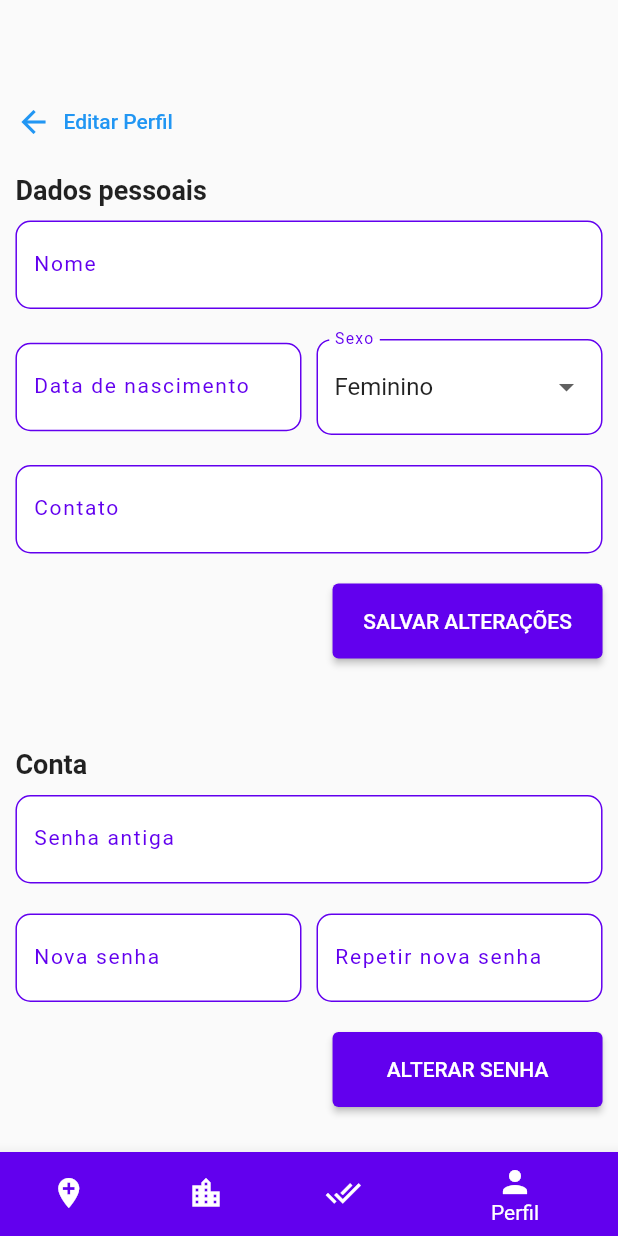
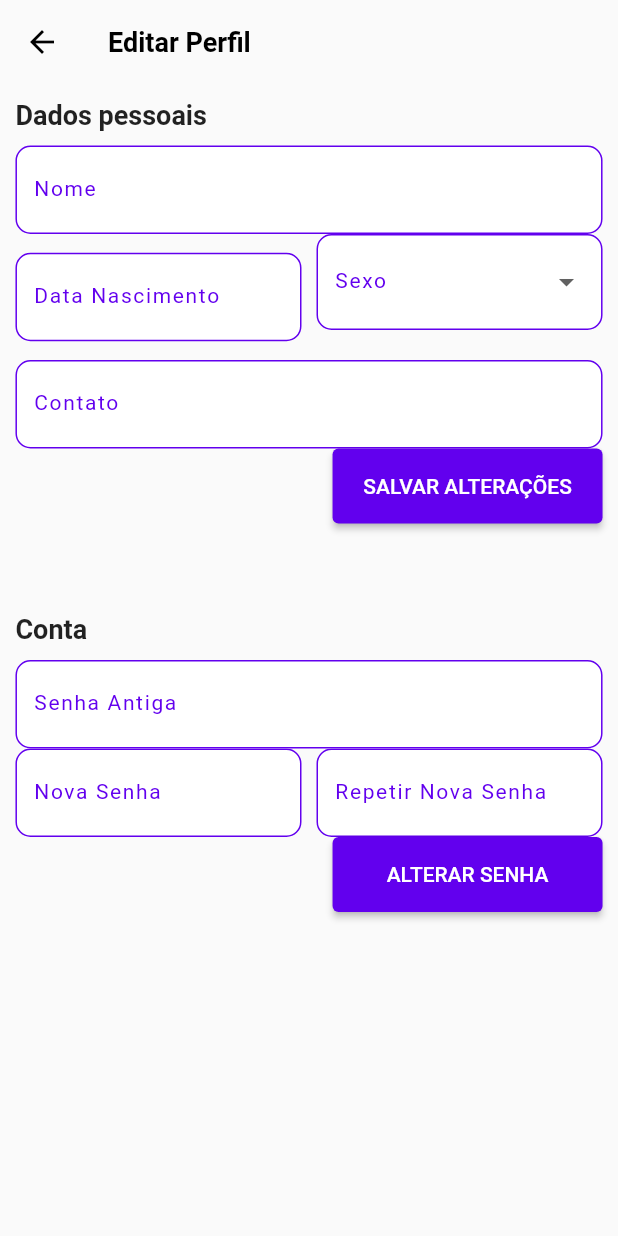
Before and after one commit to lesantucci/doemais-flutter, a Flutter app: the HomeScreen screen opened directly, item 4 of the bottom bar chosen, after a tap on "Editar perfil", on a phone screen of 412 x 824 dp. Run offline on Flutter 3.47's test engine with Material 2 defaults, Android fonts, the phone set to English and light mode, and no system bars; missing offline and left inert: http_interceptor; accounts and stored records are empty; statements that could not run were skipped.

Commit message:
adiciona reajustes do detalhes perfil

```diff
--- a/lib/home/screens/home.screen.dart
+++ b/lib/home/screens/home.screen.dart
@@ -6,6 +6,7 @@ import 'package:doemais/ong/screens/ong.screen.dart';
 import 'package:doemais/theme/app-color.dart';
 import 'package:doemais/usuario/controller/perfil_controller.dart';
 import 'package:doemais/usuario/screens/perfil.screen.dart';
+import 'package:doemais/usuario/screens/perfil_detalhes.screen.dart';
 import 'package:doemais/usuario/services/usuario.service.dart';
 import 'package:flutter/material.dart';
 
@@ -21,7 +22,7 @@ class _HomeScreenState extends State<HomeScreen> {
     CampanhaScreen(),
     OngScreen(),
     InteresseScreen(),
-    PerfilScreen()
+    PerfilDetalhesScreen()
   ];
 
   int currentIndex = 0;
@@ -50,7 +51,7 @@ class _HomeScreenState extends State<HomeScreen> {
                 screens.insert(2, InteresseScreen(key: UniqueKey()));
                 break;
               case 3:
-                screens.insert(3, PerfilScreen(key: UniqueKey()));
+                screens.insert(3, PerfilDetalhesScreen(key: UniqueKey()));
                 break;
             }
 
--- a/lib/interesse/widgets/card-interesse.widget.dart
+++ b/lib/interesse/widgets/card-interesse.widget.dart
@@ -1,3 +1,4 @@
+import 'package:doemais/campanha/models/campanha.model.dart';
 import 'package:doemais/commons/endpoints.dart';
 import 'package:doemais/commons/widgets/custom-circle-avatar.widget.dart';
 import 'package:doemais/interesse/models/interesse.model.dart';
@@ -5,7 +6,7 @@ import 'package:doemais/theme/app-color.dart';
 import 'package:flutter/material.dart';
 
 class CardInteresse extends StatefulWidget {
-  final Interesse interesse;
+  final Campanha interesse;
 
   const CardInteresse({super.key, required this.interesse});
 
@@ -16,15 +17,20 @@ class CardInteresse extends StatefulWidget {
 class _CardInteresseState extends State<CardInteresse> {
   @override
   Widget build(BuildContext context) {
-    return SizedBox(
-      child: Card(
+    return Card(
         child: Padding(
       padding: const EdgeInsets.all(10),
       child: Column(
         mainAxisAlignment: MainAxisAlignment.center,
         children: [
-            CustomCircleAvatarWidget(
-                icon: Endpoints.getArquivo(widget.interesse.imagens['avatar'])),
+          SizedBox(
+              height: 100,
+              width: 100,
+              child: CircleAvatar(
+                backgroundImage: NetworkImage(
+                    "https://apl-back-doe-mais-ong.herokuapp.com/imagens/campanhas/avatar/${widget.interesse.imagens['avatar']}"),
+                radius: 220,
+              )),
           Padding(
             padding: const EdgeInsets.all(5),
             child: Text(
@@ -40,7 +46,6 @@ class _CardInteresseState extends State<CardInteresse> {
           ),
         ],
       ),
-      )),
-    );
+    ));
   }
 }
--- a/lib/interesse/widgets/lista-utimos-interesses.widget.dart
+++ b/lib/interesse/widgets/lista-utimos-interesses.widget.dart
@@ -1,28 +1,45 @@
+import 'package:doemais/campanha/models/campanha.model.dart';
 import 'package:doemais/interesse/models/interesse.model.dart';
+import 'package:doemais/interesse/services/interesse.services.dart';
 import 'package:doemais/interesse/widgets/card-interesse.widget.dart';
 import 'package:flutter/material.dart';
 
 class ListaUltimosInteresses extends StatefulWidget {
-  final List<Interesse> lista;
-
-  const ListaUltimosInteresses({super.key, required this.lista});
+  const ListaUltimosInteresses({super.key});
 
   @override
   State<ListaUltimosInteresses> createState() => _ListaUltimosInteressesState();
 }
 
 class _ListaUltimosInteressesState extends State<ListaUltimosInteresses> {
+  final InteresseService service = InteresseService();
+  List<Campanha> campanhas = [];
+  void listarUltimosInteresses() {
+    service
+        .listarInteresses()
+        .then((response) => {setState(() => campanhas = response)});
+  }
+
+  @override
+  void initState() {
+    super.initState();
+    listarUltimosInteresses();
+  }
+
   @override
   Widget build(BuildContext context) {
     return SizedBox(
       height: 200,
-      child: ListView.builder(
+      child: Expanded(
+        child: ListView.builder(
         shrinkWrap: true,
         scrollDirection: Axis.horizontal,
-        itemCount: widget.lista.length,
+        itemCount: campanhas.length,
         itemBuilder: ((context, index) =>
-            CardInteresse(interesse: widget.lista[index])),
+            CardInteresse(interesse: campanhas[index])),
       ),
+      )
+      ,
     );
   }
 }
--- a/lib/interesse/widgets/ultimos-interesses.widget.dart
+++ b/lib/interesse/widgets/ultimos-interesses.widget.dart
@@ -28,9 +28,10 @@ class _UltimosInteressesState extends State<UltimosInteresses> {
                   ],
                 ),
                 Row(
-                  children: [
-                    ListaUltimosInteresses(
-                        lista: InteresseController.instance.lista),
+                  children: const [
+                    Expanded(child:
+                      ListaUltimosInteresses()
+                    ,)
                   ],
                 ),
               ],
--- a/lib/usuario/screens/perfil.screen.dart
+++ b/lib/usuario/screens/perfil.screen.dart
@@ -21,7 +21,7 @@ class _PerfilScreenState extends State<PerfilScreen> {
           return IndexedStack(
             index: PerfilController.instance.screenIndex,
             children: [
-              PerfilDetalhesScreen(PerfilController.instance.usuario),
+              //PerfilDetalhesScreen(PerfilController.instance.usuario),
               PerfilEditarScreen(PerfilController.instance.usuario)
             ],
           );
--- a/lib/usuario/screens/perfil_detalhes.screen.dart
+++ b/lib/usuario/screens/perfil_detalhes.screen.dart
@@ -2,14 +2,14 @@ import 'package:doemais/commons/widgets/title.dart';
 import 'package:doemais/interesse/widgets/ultimos-interesses.widget.dart';
 import 'package:doemais/usuario/controller/perfil_controller.dart';
 import 'package:doemais/usuario/models/usuario.model.dart';
+import 'package:doemais/usuario/screens/perfil_editar.screen.dart';
+import 'package:doemais/usuario/services/usuario.service.dart';
 import 'package:flutter/material.dart';
 
 final List<String> listaSexo = ['Feminino', 'Masculino'];
 
 class PerfilDetalhesScreen extends StatefulWidget {
-  final Usuario usuario;
-
-  const PerfilDetalhesScreen(this.usuario, {super.key});
+  const PerfilDetalhesScreen({super.key});
 
   @override
   State<PerfilDetalhesScreen> createState() => _PerfilDetalhesScreenState();
@@ -17,6 +17,21 @@ class PerfilDetalhesScreen extends StatefulWidget {
 
 class _PerfilDetalhesScreenState extends State<PerfilDetalhesScreen> {
   void retornar() {}
+
+  final UsuarioService service = UsuarioService();
+  late Usuario usuario = Usuario();
+
+  void carregaUsuarioPerfil() {
+    service
+        .consultarPerfil()
+        .then((response) => {setState(() => usuario = response)});
+  }
+
+  @override
+  void initState() {
+    super.initState();
+    carregaUsuarioPerfil();
+  }
 
   @override
   Widget build(BuildContext context) {
@@ -43,10 +58,6 @@ class _PerfilDetalhesScreenState extends State<PerfilDetalhesScreen> {
                   child: Card(
                     child: Container(
                       width: double.infinity,
-                      decoration: ShapeDecoration.fromBoxDecoration(
-                          BoxDecoration(
-                              border:
-                                  Border.all(color: Colors.lightBlueAccent))),
                       child: Row(
                         mainAxisAlignment: MainAxisAlignment.spaceAround,
                         children: [
@@ -61,7 +72,7 @@ class _PerfilDetalhesScreenState extends State<PerfilDetalhesScreen> {
                               ),
                               child: Center(
                                 child: Text(
-                                  widget.usuario.iniciais,
+                                  usuario.iniciais,
                                   style: const TextStyle(
                                       color: Color(0xff6200ee),
                                       fontSize: 42,
@@ -78,12 +89,15 @@ class _PerfilDetalhesScreenState extends State<PerfilDetalhesScreen> {
                                 children: [
                                   Padding(
                                     padding: const EdgeInsets.only(
-                                        top: 10, bottom: 5),
+                                        left: 10,
+                                      top: 5,
+                                      right: 10,
+                                      bottom: 5,),
                                     child: SizedBox(
                                       width: double.infinity,
                                       child: Text(
-                                        widget.usuario.nome,
-                                        textAlign: TextAlign.center,
+                                        usuario.nome,
+                                        textAlign: TextAlign.start,
                                         style: const TextStyle(
                                           color: Color(0xff6200ee),
                                           fontWeight: FontWeight.bold,
@@ -103,7 +117,7 @@ class _PerfilDetalhesScreenState extends State<PerfilDetalhesScreen> {
                                         Expanded(
                                           flex: 1,
                                           child: Text(
-                                            widget.usuario.dtNascimento,
+                                            usuario.dtNascimento,
                                             style: const TextStyle(
                                                 fontWeight: FontWeight.bold),
                                           ),
@@ -111,7 +125,7 @@ class _PerfilDetalhesScreenState extends State<PerfilDetalhesScreen> {
                                         Expanded(
                                           flex: 1,
                                           child: Text(
-                                            widget.usuario.sexo,
+                                            usuario.sexo,
                                             textAlign: TextAlign.right,
                                             style: const TextStyle(
                                                 fontWeight: FontWeight.bold),
@@ -130,7 +144,7 @@ class _PerfilDetalhesScreenState extends State<PerfilDetalhesScreen> {
                                     child: SizedBox(
                                       width: double.infinity,
                                       child: Text(
-                                        widget.usuario.contato,
+                                        usuario.contato,
                                         textAlign: TextAlign.right,
                                         style: const TextStyle(
                                             fontWeight: FontWeight.bold),
@@ -149,9 +163,11 @@ class _PerfilDetalhesScreenState extends State<PerfilDetalhesScreen> {
                                               width: 120,
                                               child: TextButton(
                                                 onPressed: () {
-                                                  PerfilController.instance
-                                                      .changePage(PerfilController
-                                                          .perfilEditarScreen);
+                                                  Navigator.push(
+                                                    context,
+                                                    MaterialPageRoute(
+                                                        builder: (context) => PerfilEditarScreen(usuario)),
+                                                  );
                                                 },
                                                 style: ButtonStyle(
                                                   backgroundColor:
--- a/lib/usuario/screens/perfil_editar.screen.dart
+++ b/lib/usuario/screens/perfil_editar.screen.dart
@@ -19,26 +19,20 @@ class PerfilEditarScreen extends StatefulWidget {
 }
 
 class _PerfilEditarScreenState extends State<PerfilEditarScreen> {
-  var txtNome = TextEditingController();
-  var txtDtNascimento = TextEditingController();
-  var txtContato = TextEditingController();
-
-  var txtSenhaAntiga = TextEditingController();
-  var txtNovaSenha = TextEditingController();
-  var txtConfirmacaoSenha = TextEditingController();
-
   final dropdownSexoState = GlobalKey<FormFieldState>();
-
-  String _sexo = 'Feminino';
+  String _nome = "";
+  String _dtNascimento = "";
+  String _sexo = "";
+  String _contato = "";
 
   final usuarioService = UsuarioService();
 
   void salvar() {
     final usuario = Usuario();
-    usuario.nome = txtNome.text;
-    usuario.sexo = _sexo;
-    usuario.dtNascimento = txtDtNascimento.text;
-    usuario.contato = txtContato.text;
+    usuario.nome = _nome == "" ? widget.usuario.nome : _nome;
+    usuario.sexo =  _sexo == "" ? widget.usuario.sexo : _sexo;
+    usuario.dtNascimento =  _dtNascimento == "" ? widget.usuario.dtNascimento : _dtNascimento;
+    usuario.contato =  _contato == "" ? widget.usuario.contato : _contato;
 
     usuarioService.atualizarPerfil(usuario).then((success) {
       String message = 'Perfil salvo com sucesso!';
@@ -46,27 +40,7 @@ class _PerfilEditarScreenState extends State<PerfilEditarScreen> {
         message = 'Não foi possível salvar o perfil';
       }
       final snackbar = SnackBar(content: Text(message));
-
-      PerfilController.instance.changeUsuario(usuario);
-
       ScaffoldMessenger.of(context).showSnackBar(snackbar);
-    });
-  }
-
-  void alterarSenha() {}
-
-  @override
-  void didUpdateWidget(covariant PerfilEditarScreen oldWidget) {
-    super.didUpdateWidget(oldWidget);
-
-    setState(() {
-      txtNome.text = widget.usuario.nome;
-      txtDtNascimento.text = widget.usuario.dtNascimento;
-      txtContato.text = widget.usuario.contato;
-
-      if (widget.usuario.sexo != '') {
-        dropdownSexoState.currentState?.didChange(widget.usuario.sexo);
-      }
     });
   }
 
@@ -83,7 +57,9 @@ class _PerfilEditarScreenState extends State<PerfilEditarScreen> {
   @override
   Widget build(BuildContext context) {
     return Scaffold(
-      appBar: AppBar(),
+      appBar: AppBar(
+        title: const Text("Editar Perfil"),
+      ),
       body: Container(
         margin: const EdgeInsets.only(bottom: 20),
         child: SingleChildScrollView(
@@ -97,27 +73,6 @@ class _PerfilEditarScreenState extends State<PerfilEditarScreen> {
                   SizedBox(
                     width: double.infinity,
                     child: Row(
-                      children: [
-                        SizedBox(
-                          height: 50,
-                          child: TextButton.icon(
-                            icon: const Icon(
-                              Icons.arrow_back,
-                              size: 24.0,
-                            ),
-                            style: ElevatedButton.styleFrom(
-                              padding: const EdgeInsets.all(0),
-                            ),
-                            onPressed: retornar,
-                            label: const Text('Editar Perfil'),
-                          ),
-                        ),
-                      ],
-                    ),
-                  ),
-                  SizedBox(
-                    width: double.infinity,
-                    child: Row(
                       children: const [
                         Padding(
                           padding: EdgeInsets.only(bottom: 10, top: 10),
@@ -126,7 +81,18 @@ class _PerfilEditarScreenState extends State<PerfilEditarScreen> {
                       ],
                     ),
                   ),
-                  CustomTextField(controller: txtNome, label: "Nome"),
+                  TextFormField(
+                    initialValue: widget.usuario.nome,
+                    onChanged: (text) {
+                      setState(() {
+                        _nome = text;
+                      });
+                    },
+                    decoration: const InputDecoration(
+                      labelText: 'Nome',
+                    ),
+                  )
+                  ,
                   Padding(
                     padding: const EdgeInsets.all(0),
                     child: Row(
@@ -137,9 +103,17 @@ class _PerfilEditarScreenState extends State<PerfilEditarScreen> {
                             width: double.infinity,
                             child: Padding(
                               padding: const EdgeInsets.only(right: 5),
-                              child: CustomTextField(
-                                  controller: txtDtNascimento,
-                                  label: "Data de nascimento"),
+                              child: TextFormField(
+                                initialValue: widget.usuario.dtNascimento,
+                                onChanged: (text) {
+                                  setState(() {
+                                    _dtNascimento = text;
+                                  });
+                                },
+                                decoration: const InputDecoration(
+                                  labelText: 'Data Nascimento',
+                                ),
+                              ),
                             ),
                           ),
                         ),
@@ -151,14 +125,28 @@ class _PerfilEditarScreenState extends State<PerfilEditarScreen> {
                                 label: "Sexo",
                                 state: dropdownSexoState,
                                 lista: listaSexo,
-                                onChanged: onChangedSexo,
-                                value: _sexo),
+                                onChanged: (value) => {
+                                  setState(() => {
+                                    _sexo = value
+                                  })
+                                },
+                                value: widget.usuario.sexo),
                           ),
                         ),
                       ],
                     ),
                   ),
-                  CustomTextField(controller: txtContato, label: "Contato"),
+                 TextFormField(
+                    initialValue: widget.usuario.contato,
+                    onChanged: (text) {
+                      setState(() {
+                        _contato = text;
+                      });
+                    },
+                    decoration: const InputDecoration(
+                      labelText: 'Contato',
+                    ),
+                  ),
                   FractionallySizedBox(
                     widthFactor: 1,
                     child: Row(
@@ -183,8 +171,13 @@ class _PerfilEditarScreenState extends State<PerfilEditarScreen> {
                       ],
                     ),
                   ),
-                  CustomTextField(
-                      controller: txtSenhaAntiga, label: "Senha antiga"),
+                  TextFormField(
+                    obscureText: true,
+                    onChanged: (text) {},
+                    decoration: const InputDecoration(
+                      labelText: 'Senha Antiga',
+                    ),
+                  ),
                   Padding(
                     padding: const EdgeInsets.all(0),
                     child: Row(
@@ -195,9 +188,13 @@ class _PerfilEditarScreenState extends State<PerfilEditarScreen> {
                             width: double.infinity,
                             child: Padding(
                               padding: const EdgeInsets.only(right: 5),
-                              child: CustomTextField(
-                                  controller: txtNovaSenha,
-                                  label: "Nova senha"),
+                              child:  TextFormField(
+                                obscureText: true,
+                                onChanged: (text) {},
+                                decoration: const InputDecoration(
+                                  labelText: 'Nova Senha',
+                                ),
+                              ),
                             ),
                           ),
                         ),
@@ -207,9 +204,13 @@ class _PerfilEditarScreenState extends State<PerfilEditarScreen> {
                             width: double.infinity,
                             child: Padding(
                               padding: const EdgeInsets.only(left: 5),
-                              child: CustomTextField(
-                                  controller: txtConfirmacaoSenha,
-                                  label: "Repetir nova senha"),
+                              child:  TextFormField(
+                                obscureText: true,
+                                onChanged: (text) {},
+                                decoration: const InputDecoration(
+                                  labelText: 'Repetir Nova Senha',
+                                ),
+                              ),
                             ),
                           ),
                         ),
@@ -225,7 +226,9 @@ class _PerfilEditarScreenState extends State<PerfilEditarScreen> {
                             height: 50,
                             width: 180,
                             child: CustomButton(
-                                text: 'ALTERAR SENHA', onPressed: alterarSenha))
+                                text: 'ALTERAR SENHA', onPressed: () => {
+
+                                }))
                       ],
                     ),
                   ),
```
Lines whose indentation alone changed are shown as unchanged.
